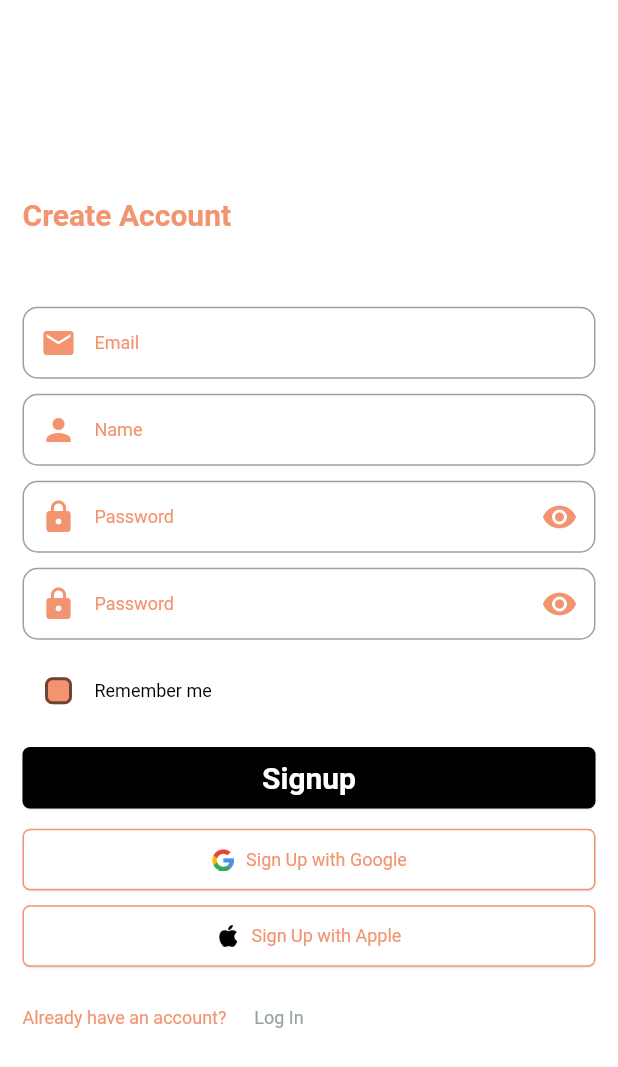
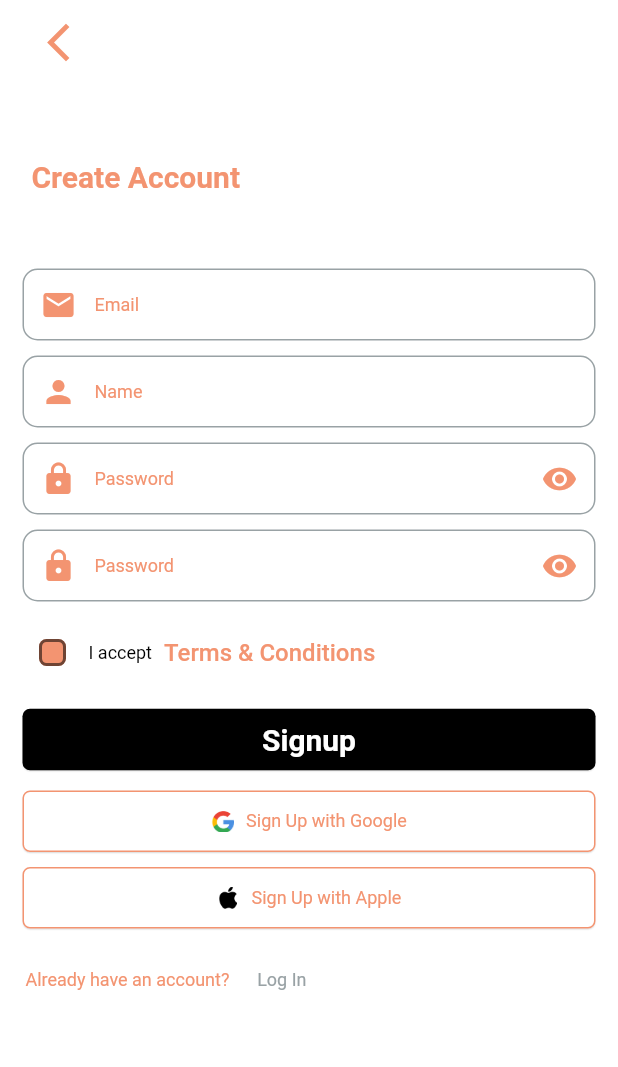
Before and after one commit to SirinK2/auth_crud_map_template, a Flutter app: the SignUpScreen screen opened by its route, on a phone screen of 412 x 824 dp. Shown: the top 1067 px of the screen. Run offline on Flutter 3.47's test engine with Material 2 defaults, Android fonts, the phone set to English and light mode, and no system bars; our stand-ins replace get, get_storage, google_fonts, timer_count_down; accounts and stored records are empty; Roboto replaces fonts that are missing (Ubuntu).

Commit message:
enh: add all the ui for auth feat

```diff
--- /dev/null
+++ b/lib/common/header_widget.dart
@@ -0,0 +1,12 @@
+import 'package:flutter/material.dart';
+
+class HeaderWidget extends StatelessWidget {
+  HeaderWidget({Key? key, required this.onPressed}) : super(key: key);
+  final Function() onPressed;
+  @override
+  Widget build(BuildContext context) {
+    return AppBar(
+      leading:IconButton(onPressed: onPressed, icon: Icon(Icons.arrow_back_ios_new)
+    ));
+  }
+}
--- a/lib/core/constants/app_image.dart
+++ b/lib/core/constants/app_image.dart
@@ -6,5 +6,6 @@ class AppImages {
 // Log In Screen
   static String appleLogo = 'assets/images/Apple.png';
   static String googleLogo = 'assets/images/Google.png';
+  static String successLogo =  "assets/images/success.gif";
 
 }
--- a/lib/core/routes/route.dart
+++ b/lib/core/routes/route.dart
@@ -1,33 +1,53 @@
+import 'package:auth_crud_map_template/features/auth/view/screen/forgot_password_screen.dart';
 import 'package:auth_crud_map_template/features/auth/view/screen/login_screen.dart';
+import 'package:auth_crud_map_template/features/auth/view/screen/new_pasword_screen.dart';
+import 'package:auth_crud_map_template/features/auth/view/screen/otp_email_screen.dart';
 import 'package:auth_crud_map_template/features/auth/view/screen/signup_screen.dart';
+import 'package:auth_crud_map_template/features/auth/view/screen/successfully_screen.dart';
+import 'package:auth_crud_map_template/features/auth/view/screen/terms_and_conditions_screen.dart';
 import 'package:auth_crud_map_template/home_screen.dart';
 import 'package:get/get.dart';
-
 import '../../features/setting/view/screen/settings_screen.dart';
 import '../binding/binding.dart';
 
-class AppRoutes{
-
+class AppRoutes {
   static final routes = [
     GetPage(
-        name: Routes.homeScreen,
-        page: ()=> const HomeScreen(),
+      name: Routes.homeScreen,
+      page: () => const HomeScreen(),
     ),
     GetPage(
         name: Routes.translation,
-        page: ()=> const SettingScreen(),
-      binding: Binding()
-    ),
+        page: () => const SettingScreen(),
+        binding: Binding()),
     GetPage(
         name: Routes.loginScreen,
-        page: ()=>  LoginScreen(),
-        binding: Binding()
-    ),
+        page: () => LoginScreen(),
+        binding: Binding()),
     GetPage(
         name: Routes.signScreen,
-        page: ()=>  SignUpScreen(),
-        binding: Binding()
-    ),
+        page: () => SignUpScreen(),
+        binding: Binding()),
+    GetPage(
+        name: Routes.forgotPasswordScreen,
+        page: () => ForgotPasswordScreen(),
+        binding: Binding()),
+    GetPage(
+        name: Routes.termsAndConditions,
+        page: () => TermsAndConditionsScreen(),
+        binding: Binding()),
+    GetPage(
+        name: Routes.otpEmailScreen,
+        page: () => OtpEmailScreen(),
+        binding: Binding()),
+    GetPage(
+        name: Routes.newPasswordScreen,
+        page: () => NewPasswordScreen(),
+        binding: Binding()),
+    GetPage(
+        name: Routes.successfullyScreen,
+        page: () => SuccessfullyScreen(),
+        binding: Binding()),
   ];
 }
 
@@ -36,5 +56,9 @@ class Routes {
   static const translation = '/translation';
   static const loginScreen = '/login_screen';
   static const signScreen = '/signup_screen';
-
+  static const forgotPasswordScreen = '/forgot_password_screen';
+  static const termsAndConditions = '/terms_and_conditions_screen';
+  static const otpEmailScreen = '/otp_email_screen';
+  static const newPasswordScreen = '/new_password_screen';
+  static const successfullyScreen = '/successfully_screen';
 }
--- a/lib/core/theme/light_theme.dart
+++ b/lib/core/theme/light_theme.dart
@@ -36,8 +36,9 @@ ThemeData LightThemeData() {
     //
     appBarTheme: const AppBarTheme(
       backgroundColor: Colors.transparent,
-      iconTheme: IconThemeData(color: whiteColor, size: 30),
-      elevation: 0.01,
+      iconTheme: IconThemeData(color: orangeColor, size: 30),
+      elevation: 0.0,
+      shadowColor: greyColor,
       centerTitle: true,
     ),
     //
--- a/lib/features/auth/controller/auth_controller.dart
+++ b/lib/features/auth/controller/auth_controller.dart
@@ -1,17 +1,43 @@
 import 'package:flutter/material.dart';
 import 'package:get/get.dart';
+import 'package:timer_count_down/timer_controller.dart';
 
 class AuthController extends GetxController
     with GetSingleTickerProviderStateMixin {
 
-  //
-  bool isVisibility = false;
+  //CheckBox
   bool isChecked = false;
 
+//Password icon
+  bool isVisibility = false;
 
-//
-  TextEditingController firstNameController = TextEditingController();
-  TextEditingController lastNameController = TextEditingController();
+//Timer for resend email
+  final CountdownController controller = CountdownController(autoStart: true);
+  var resend = false.obs;
+
+//OTP for email
+  TextEditingController otp1Controller = TextEditingController();
+  TextEditingController otp2Controller = TextEditingController();
+  TextEditingController otp3Controller = TextEditingController();
+  TextEditingController otp4Controller = TextEditingController();
+  TextEditingController otp5Controller = TextEditingController();
+  TextEditingController otp6Controller = TextEditingController();
+
+  FocusNode? pin2FocusNode;
+  FocusNode? pin3FocusNode;
+  FocusNode? pin4FocusNode;
+  FocusNode? pin5FocusNode;
+  FocusNode? pin6FocusNode;
+
+  void nextField({String? value, FocusNode? focusNode}) {
+    if (value?.length == 1) {
+      focusNode?.requestFocus();
+    }
+  }
+
+
+//for controllers in log in
+  TextEditingController nameController = TextEditingController();
   TextEditingController emailController = TextEditingController();
   TextEditingController passwordController = TextEditingController();
   TextEditingController checkPasswordController = TextEditingController();
@@ -23,14 +49,14 @@ class AuthController extends GetxController
 
 
 
-//
+//fun for Password icon
   void visibility() {
     isVisibility = !isVisibility;
     update();
   }
 
 
-  //
+//fun for CheckBox
   void checkBox(bool val) {
     isChecked = val;
     update();
--- a/lib/features/auth/view/screen/signup_screen.dart
+++ b/lib/features/auth/view/screen/signup_screen.dart
@@ -1,3 +1,4 @@
+import 'package:auth_crud_map_template/common/header_widget.dart';
 import 'package:auth_crud_map_template/common/text_field_widget.dart';
 import 'package:auth_crud_map_template/core/constants/app_image.dart';
 import 'package:auth_crud_map_template/core/constants/validation.dart';
@@ -13,28 +14,31 @@ import 'package:get/get.dart';
 class SignUpScreen extends StatelessWidget {
   SignUpScreen({super.key});
   final authController = Get.put(AuthController());
+  final formKey = GlobalKey<FormState>();
   @override
   Widget build(BuildContext context) {
     final theme = Theme.of(context).textTheme;
     return GetBuilder<AuthController>(builder: (_) {
       return Scaffold(
-        body: Align(
+        body: SingleChildScrollView(
+          child: Form(
+              key: formKey, child:
+          Align(
             alignment: Alignment.center,
-          child: SingleChildScrollView(
             child: SizedBox(
-              width: 382,
+                width: 390,
                 child: Column(
-                  mainAxisSize: MainAxisSize.min,
                   mainAxisAlignment: MainAxisAlignment.start,
                   children: <Widget>[
-                    const SizedBox(height: 10),
+                    HeaderWidget(onPressed: () { Get.offNamed(Routes.homeScreen); },),
+                    const SizedBox(height: 50),
                       Row(
                         children: [
                           const SizedBox(height: 10),
                           Align(
                             alignment: Alignment.centerLeft,
                             child: Text(
-                            'Create Account',
+                              '  Create Account',
                               style: theme.bodyLarge,
                             ),
                           ),
@@ -59,7 +63,7 @@ class SignUpScreen extends StatelessWidget {
                       ),
                       const SizedBox(height: 10),
                       TextFieldWidget(
-                      controller: authController.phoneController,
+                        controller: authController.nameController,
                         obscureText: false,
                         validator: (value) {
 
@@ -139,8 +143,8 @@ class SignUpScreen extends StatelessWidget {
                       onChanged: (bool? value) {
                         authController.checkBox(value!);
                       },
-                      title: 'Remember me',
-                      supTitle: '',
+                      title: 'I accept',
+                      supTitle: 'Terms & Conditions',
                     ),
                       const SizedBox(height: 10),
                       ElevatedButton(
@@ -166,7 +170,7 @@ class SignUpScreen extends StatelessWidget {
                         mainAxisAlignment: MainAxisAlignment.start,
                         children: [
                           Text(
-                          "Already have an account? ",
+                            "  Already have an account? ",
                             style: theme.bodySmall,
                           ),
                           TextButton(
@@ -184,6 +188,7 @@ class SignUpScreen extends StatelessWidget {
                   )),
             )
             ),
+        ),
           );
     });
   }
--- a/lib/features/auth/view/widget/checkbox_widget.dart
+++ b/lib/features/auth/view/widget/checkbox_widget.dart
@@ -1,5 +1,7 @@
 import 'package:auth_crud_map_template/core/constants/colors_app.dart';
+import 'package:auth_crud_map_template/core/routes/route.dart';
 import 'package:flutter/material.dart';
+import 'package:get/get.dart';
 
 class CheckBoxWidget extends StatelessWidget {
   const CheckBoxWidget(
@@ -30,7 +32,9 @@ class CheckBoxWidget extends StatelessWidget {
           style: textTheme.headlineSmall,
         ),
         TextButton(
-          onPressed: () {},
+          onPressed: () {
+            Get.offNamed(Routes.termsAndConditions);
+          },
           child: Text(
             supTitle!,
             style: textTheme.bodyMedium,
--- a/pubspec.yaml
+++ b/pubspec.yaml
@@ -38,6 +38,7 @@ dependencies:
   get_storage: ^2.0.3
   get: ^4.6.5
   google_fonts: ^3.0.1
+  timer_count_down: ^2.2.2
 
 dev_dependencies:
   flutter_test:
```
Also changed, not shown: lib/features/auth/view/screen/forgot_password_screen.dart (added, +73 -0 lines), lib/features/auth/view/screen/login_screen.dart (+19 -8 lines), lib/features/auth/view/screen/new_pasword_screen.dart (added, +123 -0 lines), lib/features/auth/view/screen/otp_email_screen.dart (added, +90 -0 lines), lib/features/auth/view/screen/successfully_screen.dart (added, +47 -0 lines), lib/features/auth/view/screen/terms_and_conditions_screen.dart (added, +32 -0 lines), lib/features/auth/view/widget/biludtimer_Widget.dart (added, +40 -0 lines), lib/features/auth/view/widget/form_otb_widget.dart (added, +67 -0 lines), lib/features/auth/view/widget/text_field_otp_widget.dart (added, +46 -0 lines), lib/home_screen.dart (+6 -11 lines), assets/images/success.gif (added), pubspec.lock. Lines whose indentation alone changed are shown as unchanged.
